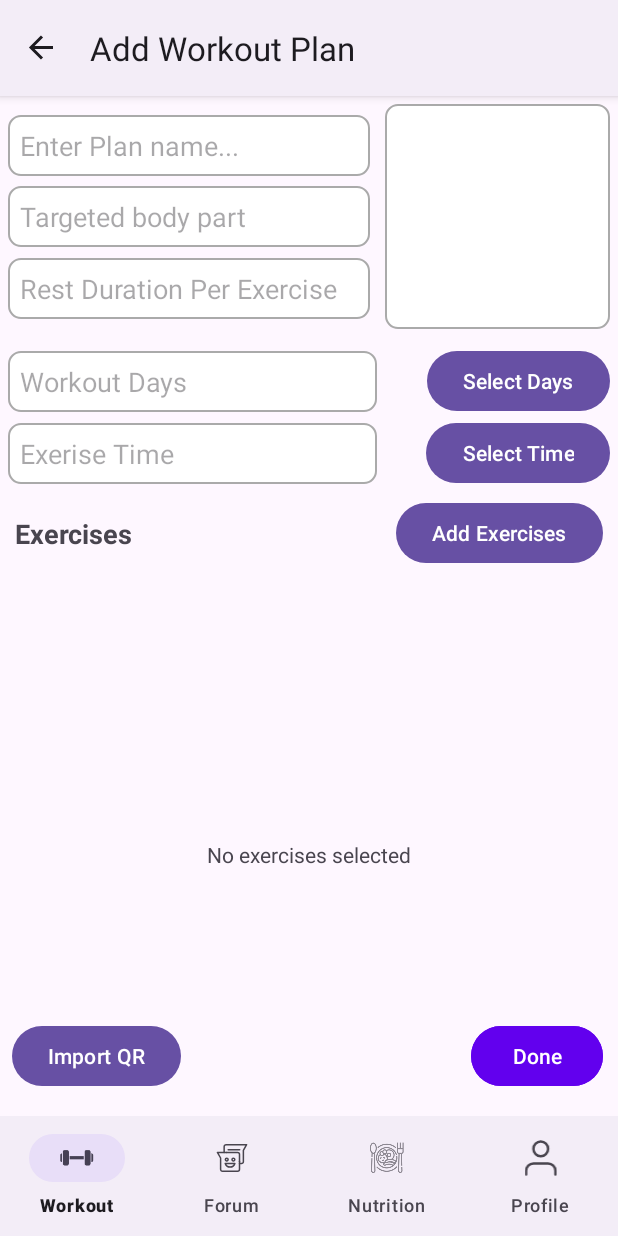
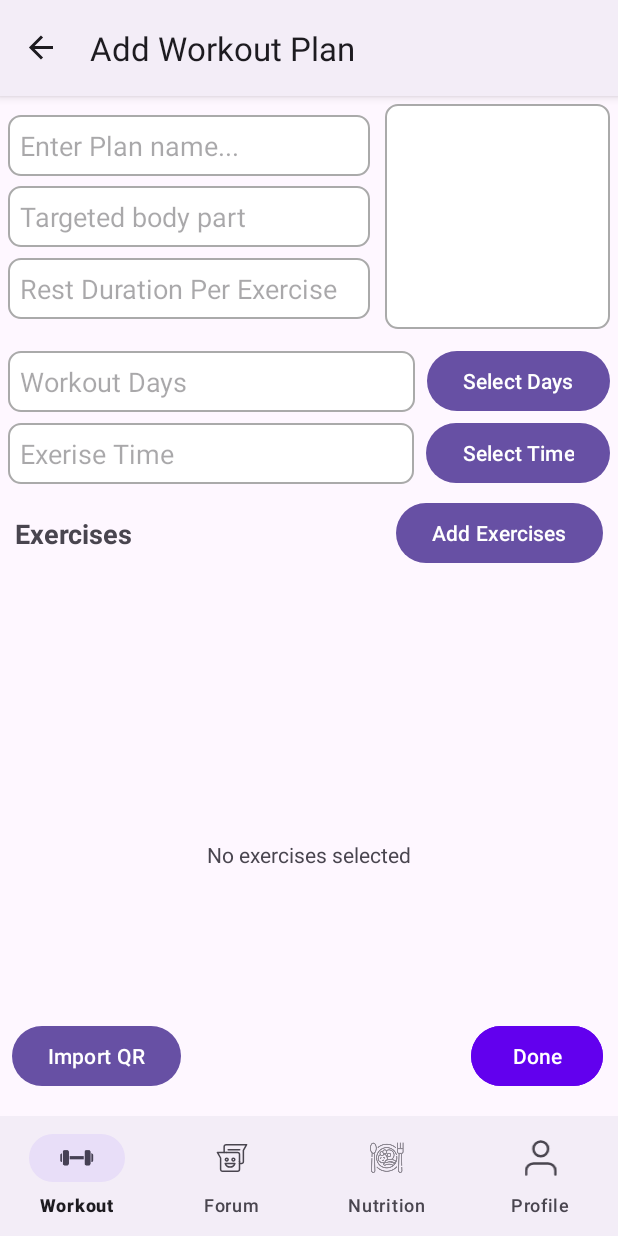
Before and after one commit to Yeeet0104/Mobile_Assignment_2024, an Android app built with Jetpack Compose: the addCustomPlan screen opened through its navigation route, on a phone screen of 412 x 824 dp. Run offline under Robolectric (Android 15) with nearby library versions, the phone set to English and light mode, and no system bars; our stand-ins replace Firebase (no records; nobody signed in at launch, a user with empty details on screens opened directly), navigation-ui; libraries missing offline, so code that uses them is left out: util.cropToBlob; pictures from the network do not load.

Commit message:
Spicy Feature

```diff
--- a/app/src/main/res/layout/fragment_add_custom_plan.xml
+++ b/app/src/main/res/layout/fragment_add_custom_plan.xml
@@ -109,13 +109,15 @@
 
             <TextView
                 android:id="@+id/etDaysSelected"
-                android:layout_width="246dp"
+                android:layout_width="0dp"
+                android:layout_marginEnd="8dp"
                 android:layout_height="wrap_content"
                 android:background="@drawable/edittext_background"
                 android:hint="Workout Days"
                 android:padding="8dp"
                 android:textSize="18dp"
                 app:layout_constraintBottom_toBottomOf="parent"
+                app:layout_constraintEnd_toStartOf="@+id/btnSelectDays"
                 app:layout_constraintStart_toStartOf="parent"
                 app:layout_constraintTop_toTopOf="parent" />
         </androidx.constraintlayout.widget.ConstraintLayout>
@@ -125,15 +127,18 @@
             android:layout_height="wrap_content"
             app:layout_constraintStart_toStartOf="parent"
             app:layout_constraintTop_toBottomOf="@+id/clTimePickerInner">
+
             <TextView
                 android:id="@+id/etTimeSelected"
-                android:layout_width="246dp"
+                android:layout_width="0dp"
                 android:layout_height="wrap_content"
                 android:background="@drawable/edittext_background"
                 android:hint="Exerise Time"
+                android:layout_marginEnd="8dp"
+                android:padding="8dp"
                 android:textSize="18dp"
-                android:padding="8dp"
                 app:layout_constraintBottom_toBottomOf="parent"
+                app:layout_constraintEnd_toStartOf="@+id/btnSelectTime"
                 app:layout_constraintStart_toStartOf="parent"
                 app:layout_constraintTop_toTopOf="parent" />
 
```
